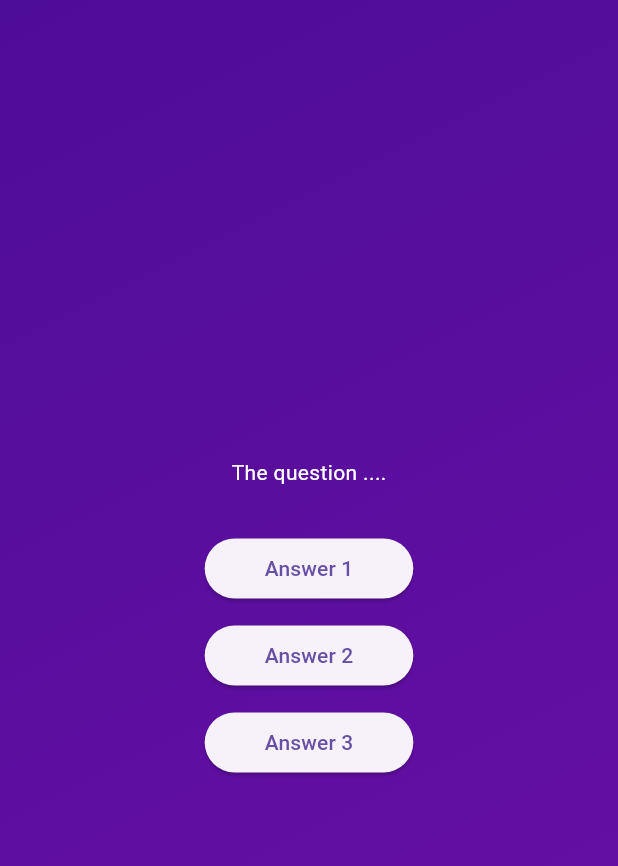
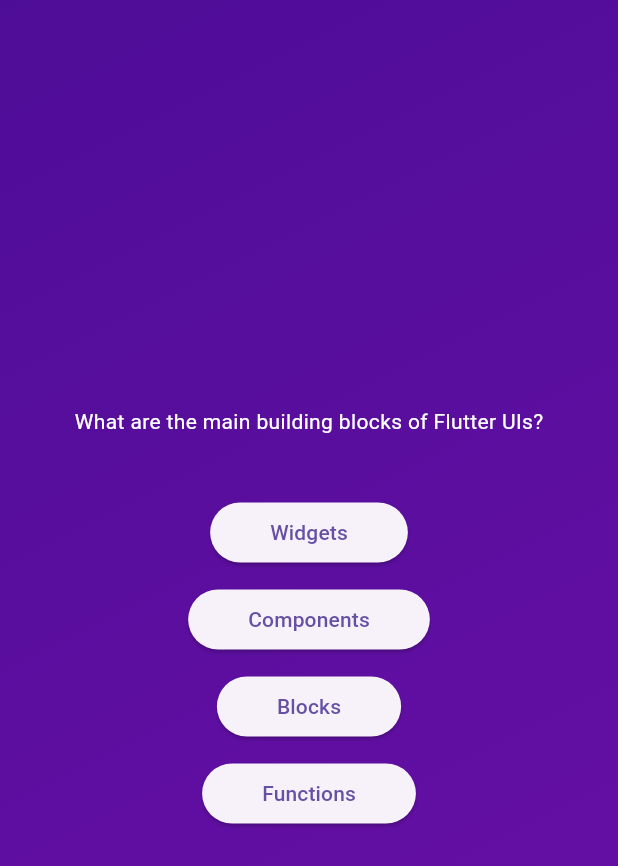
Before and after one commit to kotseva/quiz-app, a Flutter app: the screen it shows after launch, after a tap on "Start quiz", on a phone screen of 412 x 824 dp. Shown: the top 866 px of the screen. Run offline on Flutter 3.47's test engine with Material 3 defaults, Android fonts, the phone set to English and light mode, and no system bars.

Commit message:
mapping the answers list

```diff
--- a/lib/answer_button.dart
+++ b/lib/answer_button.dart
@@ -2,9 +2,7 @@ import 'package:flutter/material.dart';
 
 class AnswerButton extends StatelessWidget {
   const AnswerButton(
-      {super.key,
-      required this.answerText,
-      required this.onTap});
+      {super.key, required this.answerText, required this.onTap});
 
   final String answerText;
   final void Function() onTap;
--- a/lib/models/quiz_question.dart
+++ b/lib/models/quiz_question.dart
@@ -1,6 +1,6 @@
 class QuizQuestion {
-  const QuizQuestion(this.text, this.answer);
+  const QuizQuestion(this.text, this.answers);
 
   final String text;
-  final List<String> answer;
+  final List<String> answers;
 }
--- a/lib/questions_screen.dart
+++ b/lib/questions_screen.dart
@@ -1,5 +1,6 @@
 import 'package:flutter/material.dart';
 import 'package:quiz_app/answer_button.dart';
+import 'package:quiz_app/data/questions.dart';
 
 class QuestionsScreen extends StatefulWidget {
   const QuestionsScreen({super.key});
@@ -13,32 +14,24 @@ class QuestionsScreen extends StatefulWidget {
 class _QuestionsScreenState extends State<QuestionsScreen> {
   @override
   Widget build(context) {
+    final currentQuestion = questions[0];
+
     return SizedBox(
       width: double.infinity,
       child: Column(
         mainAxisAlignment: MainAxisAlignment.center,
+        spacing: 10,
         children: [
-          const Text(
-            'The question ....',
-            style: TextStyle(
+          Text(
+            currentQuestion.text,
+            style: const TextStyle(
               color: Colors.white,
             ),
           ),
-          const SizedBox(height: 30),
-          AnswerButton(
-            answerText: 'Answer 1',
-            onTap: () {},
-          ),
-          const SizedBox(height: 10),
-          AnswerButton(
-            answerText: 'Answer 2',
-            onTap: () {},
-          ),
-          const SizedBox(height: 10),
-          AnswerButton(
-            answerText: 'Answer 3',
-            onTap: () {},
-          ),
+          const SizedBox(height: 20),
+          ...currentQuestion.answers.map((answer) {
+            return AnswerButton(answerText: answer, onTap: () {});
+          })
         ],
       ),
     );
```
